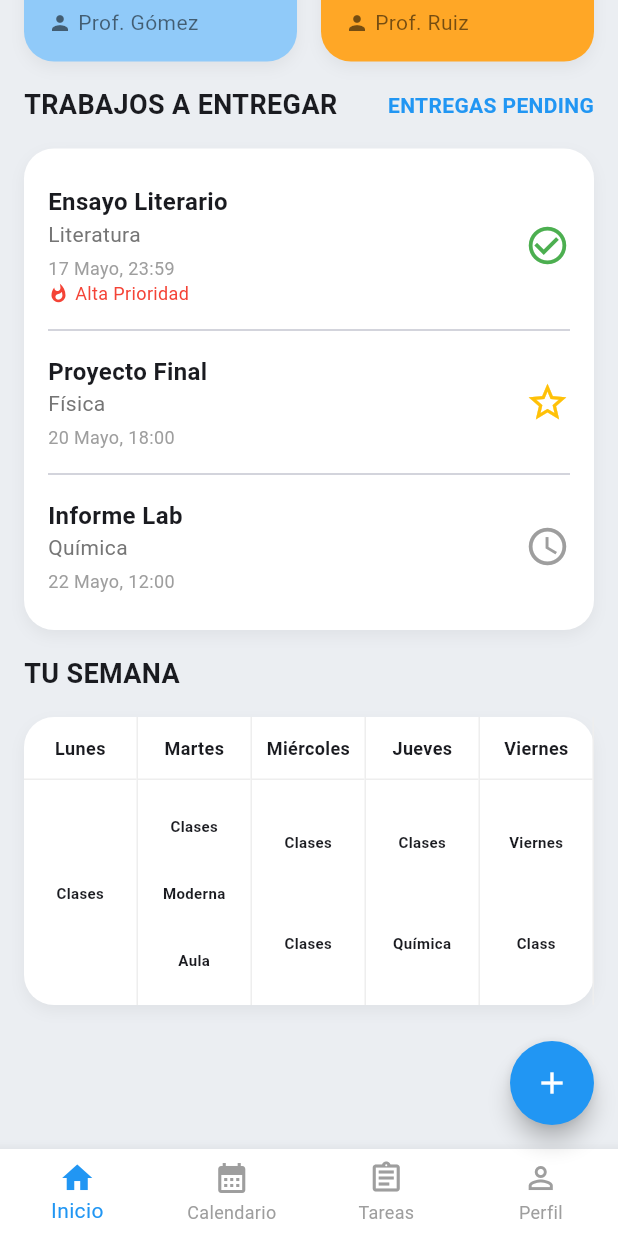
After one commit to sanchezdaniel317-star/StudySync, a Flutter app: the StudentDashboardPage screen opened directly, scrolled down 363 dp, after a tap on the "add" icon, on a phone screen of 412 x 824 dp. The commit adds this screen. Run offline on Flutter 3.47's test engine with Material 3 defaults, Android fonts, the phone set to English and light mode, and no system bars; network calls fail; Roboto replaces fonts that are missing (SF Pro Display).

Commit message:
Implementacion nueva pantalla de dashboard, con fecha actual y diseño mejorado.

```diff
--- a/lib/main.dart
+++ b/lib/main.dart
@@ -2,6 +2,7 @@ import 'package:flutter/material.dart';
 import 'package:flutter/services.dart';
 import 'theme/app_theme.dart';
 import 'screens/login_screen.dart';
+
 
 void main() {
   WidgetsFlutterBinding.ensureInitialized();
--- a/lib/screens/login_screen.dart
+++ b/lib/screens/login_screen.dart
@@ -1,4 +1,5 @@
 import 'package:flutter/material.dart';
+import 'package:flutter_auth_app/screens/pantalla_dashboard.dart';
 import '../theme/app_theme.dart';
 import '../widgets/auth_widgets.dart';
 import 'register_screen.dart';
@@ -45,14 +46,26 @@ class _LoginScreenState extends State<LoginScreen>
     super.dispose();
   }
 
-  void _handleLogin() async {
-    if (_formKey.currentState!.validate()) {
-      setState(() => _isLoading = true);
-      await Future.delayed(const Duration(seconds: 2)); // Simula request
-      setState(() => _isLoading = false);
-      // Aquí va tu lógica de autenticación
+void _handleLogin() async {
+  if (_formKey.currentState!.validate()) {
+    setState(() => _isLoading = true);
+    await Future.delayed(const Duration(seconds: 2)); // tu lógica de auth aquí
+    setState(() => _isLoading = false);
+
+    // ✅ Navega a la siguiente pantalla después de validar
+    if (mounted) {
+      Navigator.pushReplacement(
+        context,
+        PageRouteBuilder(
+          pageBuilder: (_, __, ___) => const PantallaDashboard(), // tu pantalla destino
+          transitionsBuilder: (_, anim, __, child) =>
+              FadeTransition(opacity: anim, child: child),
+          transitionDuration: const Duration(milliseconds: 400),
+        ),
+      );
     }
   }
+}
 
   @override
   Widget build(BuildContext context) {
--- /dev/null
+++ b/lib/screens/pantalla_dashboard.dart
@@ -0,0 +1,514 @@
+import 'package:flutter/foundation.dart';
+import 'package:flutter/material.dart';
+
+class PantallaDashboard extends StatelessWidget {
+
+  const PantallaDashboard({super.key});
+
+  @override
+  Widget build(BuildContext context) {
+    return MaterialApp(
+      title: 'Student Dashboard',
+      theme: ThemeData(
+        scaffoldBackgroundColor: Colors.grey[50], // Fondo beige muy claro
+        useMaterial3: true,
+      ),
+      home: const StudentDashboardPage(),
+    );
+  }
+}
+
+class StudentDashboardPage extends StatelessWidget {
+  const StudentDashboardPage({super.key});
+
+  @override
+  Widget build(BuildContext context) {
+    return Scaffold(
+      // Barra de estado simulada
+      appBar: PreferredSize(
+        preferredSize: const Size.fromHeight(0), // No se muestra AppBar real
+        child: Container(color: Colors.white),
+      ),
+      body: SingleChildScrollView(
+        child: Column(
+          children: [
+            // Simulación de Barra de Estado Superior (Hora, Iconos)
+            Container(
+              height: 40,
+              padding: const EdgeInsets.symmetric(horizontal: 16),
+              color: Colors.white,
+              child: Row(
+                mainAxisAlignment: MainAxisAlignment.spaceBetween,
+                children: [
+                  const Text(
+                    '10:09 AM',
+                    style: TextStyle(fontWeight: FontWeight.bold, fontSize: 14),
+                  ),
+                  Row(
+                    children: const [
+                      Icon(Icons.signal_cellular_alt, size: 16),
+                      SizedBox(width: 4),
+                      Icon(Icons.wifi, size: 16),
+                      SizedBox(width: 4),
+                      Icon(Icons.battery_full, size: 16),
+                    ],
+                  ),
+                ],
+              ),
+            ),
+
+            // Sección de Encabezado
+            const HeaderSection(),
+
+            // Sección de Próximas Clases
+            Padding(
+              padding: const EdgeInsets.all(16.0),
+              child: Column(
+                crossAxisAlignment: CrossAxisAlignment.start,
+                children: [
+                  Row(
+                    mainAxisAlignment: MainAxisAlignment.spaceBetween,
+                    children: const [
+                      Text(
+                        'TU DÍA',
+                        style: TextStyle(fontWeight: FontWeight.bold, fontSize: 18),
+                      ),
+                    ],
+                  ),
+                  const SizedBox(height: 16),
+                  Row(
+                    children: [
+                      Expanded(
+                        child: ClassCard(
+                          subject: 'Historia Moderna',
+                          time: '9:00 - 11:00 AM',
+                          location: 'Aula 302',
+                          teacher: 'Prof. Gómez',
+                          color: Colors.blue[200]!,
+                          iconData: Icons.book_outlined,
+                        ),
+                      ),
+                      const SizedBox(width: 16),
+                      Expanded(
+                        child: ClassCard(
+                          subject: 'Cálculo II',
+                          time: '11:30 AM - 1:00 PM',
+                          location: 'Aula 105',
+                          teacher: 'Prof. Ruiz',
+                          color: Colors.orange[400]!,
+                          iconData: Icons.calculate_outlined,
+                        ),
+                      ),
+                    ],
+                  ),
+                ],
+              ),
+            ),
+
+            // Sección de Trabajos a Entregar
+            const AssignmentsSection(),
+
+            // Sección de Tu Semana
+            const WeeklyCalendar(),
+
+            // Espacio final para que el FAB no cubra contenido
+            const SizedBox(height: 80),
+          ],
+        ),
+      ),
+
+      // Botón de Acción Flotante (FAB)
+      floatingActionButton: FloatingActionButton(
+        onPressed: () {},
+        backgroundColor: Colors.blue,
+        shape: const CircleBorder(),
+        child: const Icon(Icons.add, color: Colors.white),
+      ),
+
+      // Navegación Inferior
+      bottomNavigationBar: BottomNavigationBar(
+        type: BottomNavigationBarType.fixed,
+        backgroundColor: Colors.white,
+        selectedItemColor: Colors.blue,
+        unselectedItemColor: Colors.grey,
+        currentIndex: 0, // 'Inicio' seleccionado
+        items: const [
+          BottomNavigationBarItem(icon: Icon(Icons.home), label: 'Inicio'),
+          BottomNavigationBarItem(icon: Icon(Icons.calendar_month), label: 'Calendario'),
+          BottomNavigationBarItem(icon: Icon(Icons.assignment_outlined), label: 'Tareas'),
+          BottomNavigationBarItem(icon: Icon(Icons.person_outline), label: 'Perfil'),
+        ],
+      ),
+    );
+  }
+}
+
+// Widget de Encabezado
+class HeaderSection extends StatelessWidget {
+  const HeaderSection({super.key});
+
+  @override
+  Widget build(BuildContext context) {
+    return Container(
+      color: Colors.white,
+      padding: const EdgeInsets.fromLTRB(16, 8, 16, 24),
+      child: Row(
+        children: [
+          // Avatar
+          Container(
+            padding: const EdgeInsets.all(3),
+            decoration: BoxDecoration(
+              shape: BoxShape.circle,
+              border: Border.all(color: Colors.grey[200]!, width: 2),
+            ),
+            child: const CircleAvatar(
+              radius: 30,
+              backgroundColor: Colors.grey, // Reemplazar con imagen real
+              backgroundImage: NetworkImage('https://via.placeholder.com/150'),
+              child: Text("M", style: TextStyle(color: Colors.white)), // Marcador de posición
+            ),
+          ),
+          const SizedBox(width: 16),
+          // Saludo y Fecha
+          Expanded(
+            child: Column(
+              crossAxisAlignment: CrossAxisAlignment.start,
+              children: [
+                Row(
+                  children: const [
+                    Text(
+                      '¡Hola, Daniel!',
+                      style: TextStyle(fontWeight: FontWeight.bold, fontSize: 24),
+                    ),
+                    SizedBox(width: 4),
+                    Icon(Icons.school, color: Colors.amber, size: 24),
+                  ],
+                ),
+                Text(
+                  _formatDate(DateTime.now()),
+                  style: TextStyle(color: Colors.grey[600], fontSize: 16),
+                ),
+              ],
+            ),
+          ),
+        ],
+      ),
+    );
+  }
+}
+
+// Widget reutilizable para Tarjeta de Clase
+class ClassCard extends StatelessWidget {
+  final String subject;
+  final String time;
+  final String location;
+  final String teacher;
+  final Color color;
+  final IconData iconData;
+
+  const ClassCard({
+    super.key,
+    required this.subject,
+    required this.time,
+    required this.location,
+    required this.teacher,
+    required this.color,
+    required this.iconData,
+  });
+
+  @override
+  Widget build(BuildContext context) {
+    return Stack(
+      clipBehavior: Clip.none,
+      children: [
+        Container(
+          padding: const EdgeInsets.all(16),
+          decoration: BoxDecoration(
+            color: color,
+            borderRadius: BorderRadius.circular(20),
+            boxShadow: [
+              BoxShadow(
+                color: Colors.black.withOpacity(0.05),
+                blurRadius: 8,
+                offset: const Offset(0, 4),
+              ),
+            ],
+          ),
+          child: Column(
+            crossAxisAlignment: CrossAxisAlignment.start,
+            children: [
+              // Gráfico circular interno con icono
+              Container(
+                width: 50,
+                height: 50,
+                decoration: const BoxDecoration(
+                  color: Colors.white,
+                  shape: BoxShape.circle,
+                ),
+                child: Icon(iconData, color: color, size: 28),
+              ),
+              const SizedBox(height: 16),
+              Text(
+                subject,
+                style: const TextStyle(fontWeight: FontWeight.bold, fontSize: 18, color: Colors.black87),
+              ),
+              const SizedBox(height: 8),
+              Text(
+                time,
+                style: const TextStyle(fontSize: 14, color: Colors.black54),
+              ),
+              const SizedBox(height: 8),
+              Row(
+                children: [
+                  const Icon(Icons.location_on, size: 16, color: Colors.black54),
+                  const SizedBox(width: 4),
+                  Text(location, style: const TextStyle(color: Colors.black54)),
+                ],
+              ),
+              const SizedBox(height: 4),
+              Row(
+                children: [
+                  const Icon(Icons.person, size: 16, color: Colors.black54),
+                  const SizedBox(width: 4),
+                  Text(teacher, style: const TextStyle(color: Colors.black54)),
+                ],
+              ),
+            ],
+          ),
+        ),
+        // Libros superpuestos a la derecha
+        Positioned(
+          right: -10,
+          top: 20,
+          child: Container(
+            width: 50,
+            height: 50,
+            decoration: const BoxDecoration(
+              color: Colors.white,
+              shape: BoxShape.circle,
+              boxShadow: [
+                BoxShadow(
+                  color: Colors.black12,
+                  blurRadius: 4,
+                  offset: Offset(0, 2),
+                ),
+              ],
+            ),
+            child: Icon(Icons.collections_bookmark_outlined, color: Colors.grey[400], size: 30),
+          ),
+        ),
+      ],
+    );
+  }
+}
+
+// Sección de Trabajos a Entregar
+class AssignmentsSection extends StatelessWidget {
+  const AssignmentsSection({super.key});
+
+  @override
+  Widget build(BuildContext context) {
+    return Padding(
+      padding: const EdgeInsets.fromLTRB(16, 0, 16, 16),
+      child: Column(
+        crossAxisAlignment: CrossAxisAlignment.start,
+        children: [
+          Row(
+            mainAxisAlignment: MainAxisAlignment.spaceBetween,
+            children: const [
+              Text(
+                'TRABAJOS A ENTREGAR',
+                style: TextStyle(fontWeight: FontWeight.bold, fontSize: 18),
+              ),
+              Text(
+                'ENTREGAS PENDING',
+                style: TextStyle(color: Colors.blue, fontWeight: FontWeight.bold, fontSize: 14),
+              ),
+            ],
+          ),
+          const SizedBox(height: 16),
+          // Tarjeta de Trabajos
+          Container(
+            padding: const EdgeInsets.all(16),
+            decoration: BoxDecoration(
+              color: Colors.white,
+              borderRadius: BorderRadius.circular(20),
+              boxShadow: [
+                BoxShadow(
+                  color: Colors.black.withOpacity(0.05),
+                  blurRadius: 8,
+                  offset: const Offset(0, 4),
+                ),
+              ],
+            ),
+            child: Column(
+              children: [
+                _buildAssignmentTile(
+                    'Ensayo Literario', 'Literatura', '17 Mayo, 23:59', true, Icons.check_circle_outline, Colors.green),
+                const Divider(),
+                _buildAssignmentTile(
+                    'Proyecto Final', 'Física', '20 Mayo, 18:00', false, Icons.star_border, Colors.amber),
+                const Divider(),
+                _buildAssignmentTile(
+                    'Informe Lab', 'Química', '22 Mayo, 12:00', false, Icons.access_time, Colors.grey),
+              ],
+            ),
+          ),
+        ],
+      ),
+    );
+  }
+
+  // Widget auxiliar para cada fila de trabajo
+  Widget _buildAssignmentTile(String title, String subject, String deadline, bool priority, IconData statusIcon, Color statusColor) {
+    return Padding(
+      padding: const EdgeInsets.symmetric(vertical: 8.0),
+      child: Row(
+        mainAxisAlignment: MainAxisAlignment.spaceBetween,
+        children: [
+          Column(
+            crossAxisAlignment: CrossAxisAlignment.start,
+            children: [
+              Text(title, style: const TextStyle(fontWeight: FontWeight.bold, fontSize: 16)),
+              Text(subject, style: TextStyle(color: Colors.grey[600])),
+              const SizedBox(height: 4),
+              Text(deadline, style: const TextStyle(fontSize: 12, color: Colors.grey)),
+              if (priority)
+                Row(
+                  children: const [
+                    Icon(Icons.whatshot, color: Colors.red, size: 14),
+                    SizedBox(width: 4),
+                    Text('Alta Prioridad', style: TextStyle(color: Colors.red, fontSize: 12)),
+                  ],
+                ),
+            ],
+          ),
+          Icon(statusIcon, color: statusColor, size: 30),
+        ],
+      ),
+    );
+  }
+}
+
+// Widget personalizado para el Calendario Semanal
+class WeeklyCalendar extends StatelessWidget {
+  const WeeklyCalendar({super.key});
+
+  @override
+  Widget build(BuildContext context) {
+    return Padding(
+      padding: const EdgeInsets.fromLTRB(16, 0, 16, 16),
+      child: Column(
+        crossAxisAlignment: CrossAxisAlignment.start,
+        children: [
+          const Text(
+            'TU SEMANA',
+            style: TextStyle(fontWeight: FontWeight.bold, fontSize: 18),
+          ),
+          const SizedBox(height: 16),
+          Container(
+            decoration: BoxDecoration(
+              color: Colors.white,
+              borderRadius: BorderRadius.circular(20),
+              boxShadow: [
+                BoxShadow(
+                  color: Colors.black.withOpacity(0.05),
+                  blurRadius: 8,
+                  offset: const Offset(0, 4),
+                ),
+              ],
+            ),
+            child: Row(
+              children: [
+                _buildDayColumn('Lunes', [const CalendarBlock(text: 'Clases', color: Colors.blue)]),
+                _buildDayColumn('Martes', [
+                  const CalendarBlock(text: 'Clases', color: Colors.orange),
+                  const CalendarBlock(text: 'Moderna', color: Colors.red),
+                  const CalendarBlock(text: 'Aula', color: Colors.green),
+                ]),
+                _buildDayColumn('Miércoles', [
+                  const CalendarBlock(text: 'Clases', color: Colors.orange),
+                  const CalendarBlock(text: 'Clases', color: Colors.blue),
+                ]),
+                _buildDayColumn('Jueves', [
+                  const CalendarBlock(text: 'Clases', color: Colors.green),
+                  const CalendarBlock(text: 'Química', color: Colors.purple),
+                ]),
+                _buildDayColumn('Viernes', [
+                  const CalendarBlock(text: 'Viernes', color: Colors.purple),
+                  const CalendarBlock(text: 'Class', color: Colors.blue),
+                ]),
+              ],
+            ),
+          ),
+        ],
+      ),
+    );
+  }
+
+  // Widget auxiliar para cada columna de día
+  Widget _buildDayColumn(String dayName, List<Widget> blocks) {
+    return Expanded(
+      child: Container(
+        decoration: BoxDecoration(
+          border: Border(right: BorderSide(color: Colors.grey[200]!)),
+        ),
+        child: Column(
+          children: [
+            Padding(
+              padding: const EdgeInsets.symmetric(vertical: 12.0),
+              child: Text(
+                dayName,
+                style: const TextStyle(fontWeight: FontWeight.bold, fontSize: 12),
+              ),
+            ),
+            Divider(color: Colors.grey[200]!, height: 1),
+            // Bloques de contenido con margen y altura para simular cuadrícula
+            Container(
+              height: 150, // Altura fija para todos los días
+              padding: const EdgeInsets.symmetric(vertical: 8),
+              child: Column(
+                mainAxisAlignment: MainAxisAlignment.start,
+                children: blocks,
+              ),
+            ),
+          ],
+        ),
+      ),
+    );
+  }
+}
+String _formatDate(DateTime date) {
+  const meses = [
+    '', 'enero', 'febrero', 'marzo', 'abril', 'mayo', 'junio',
+    'julio', 'agosto', 'septiembre', 'octubre', 'noviembre', 'diciembre'
+  ];
+  return '${date.day} de ${meses[date.month]}';
+}
+// Widget auxiliar para los bloques de color del calendario
+class CalendarBlock extends StatelessWidget {
+  final String text;
+  final Color color;
+
+  const CalendarBlock({super.key, required this.text, required this.color});
+
+  @override
+  Widget build(BuildContext context) {
+    return Expanded( // Para ocupar el espacio disponible uniformemente
+      child: Container(
+        margin: const EdgeInsets.all(3),
+        width: double.infinity,
+        decoration: BoxDecoration(
+          borderRadius: BorderRadius.circular(6),
+        ),
+        child: Center(
+          child: Text(
+            text,
+            textAlign: TextAlign.center,
+            style: TextStyle( fontSize: 10, fontWeight: FontWeight.bold),
+          ),
+        ),
+      ),
+    );
+  }
+}
```
Also changed, not shown: 1 other file.
